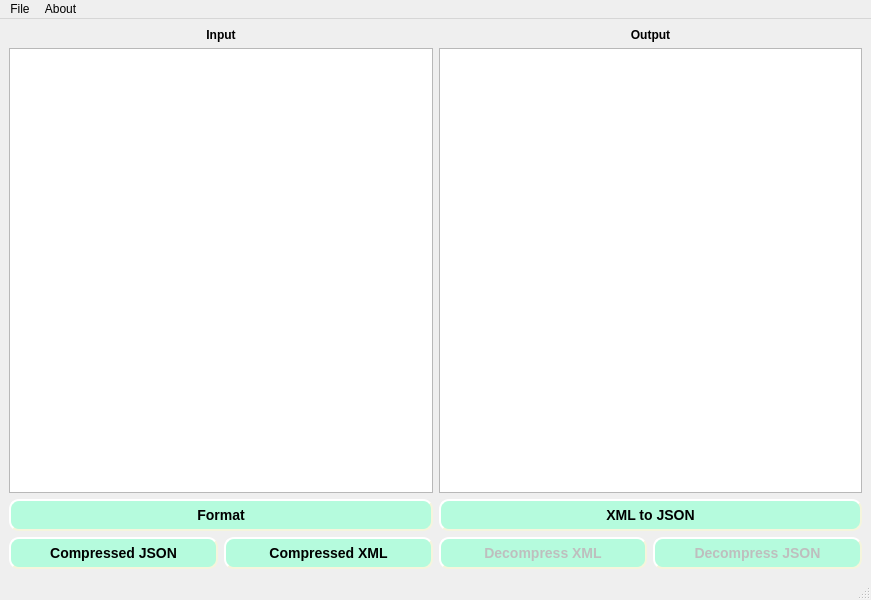
This is Forms/xml_editor.ui in Moatsm-prog/XML-To-JSON-1 as Qt 5 draws it before an edit. The edited form follows.
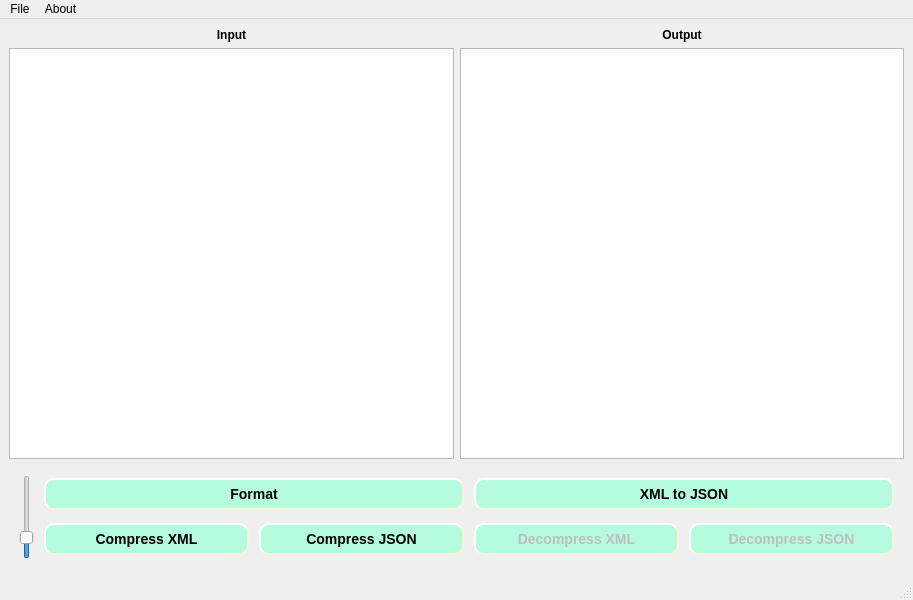
This is the edited form. Icons and pictures are not drawn.

Commit message: Adding zoom slider

Patch:
```diff
--- a/Forms/xml_editor.ui
+++ b/Forms/xml_editor.ui
@@ -6,7 +6,7 @@
    <rect>
     <x>0</x>
     <y>0</y>
-    <width>871</width>
+    <width>913</width>
     <height>600</height>
    </rect>
   </property>
@@ -78,9 +78,84 @@
      </layout>
     </item>
     <item>
-     <layout class="QVBoxLayout" name="verticalLayout_3">
+     <layout class="QHBoxLayout" name="horizontalLayout_10">
+      <property name="leftMargin">
+       <number>0</number>
+      </property>
+      <property name="topMargin">
+       <number>0</number>
+      </property>
+      <property name="rightMargin">
+       <number>0</number>
+      </property>
+      <property name="bottomMargin">
+       <number>0</number>
+      </property>
       <item>
-       <layout class="QHBoxLayout" name="horizontalLayout_3">
+       <layout class="QHBoxLayout" name="horizontalLayout_12">
+        <property name="spacing">
+         <number>10</number>
+        </property>
+        <property name="sizeConstraint">
+         <enum>QLayout::SetDefaultConstraint</enum>
+        </property>
+        <property name="leftMargin">
+         <number>10</number>
+        </property>
+        <property name="topMargin">
+         <number>10</number>
+        </property>
+        <property name="rightMargin">
+         <number>10</number>
+        </property>
+        <property name="bottomMargin">
+         <number>10</number>
+        </property>
+        <item>
+         <layout class="QVBoxLayout" name="verticalLayout_16">
+          <property name="rightMargin">
+           <number>0</number>
+          </property>
+          <item>
+           <widget class="QSlider" name="verticalSlider">
+            <property name="sizePolicy">
+             <sizepolicy hsizetype="Fixed" vsizetype="Fixed">
+              <horstretch>0</horstretch>
+              <verstretch>0</verstretch>
+             </sizepolicy>
+            </property>
+            <property name="maximumSize">
+             <size>
+              <width>16777215</width>
+              <height>16777215</height>
+             </size>
+            </property>
+            <property name="minimum">
+             <number>5</number>
+            </property>
+            <property name="maximum">
+             <number>25</number>
+            </property>
+            <property name="value">
+             <number>9</number>
+            </property>
+            <property name="sliderPosition">
+             <number>9</number>
+            </property>
+            <property name="orientation">
+             <enum>Qt::Vertical</enum>
+            </property>
+           </widget>
+          </item>
+         </layout>
+        </item>
+        <item>
+         <layout class="QVBoxLayout" name="verticalLayout_14">
+          <property name="topMargin">
+           <number>0</number>
+          </property>
+          <item>
+           <layout class="QHBoxLayout" name="horizontalLayout_13">
         <item>
          <widget class="QPushButton" name="format_button">
           <property name="styleSheet">
@@ -138,34 +213,7 @@
        </layout>
       </item>
       <item>
-       <layout class="QHBoxLayout" name="horizontalLayout_2">
-        <item>
-         <widget class="QPushButton" name="comp_json">
-          <property name="styleSheet">
-           <string notr="true">QPushButton{
-	background-color: #B5FBDD;
-    border-style: outset;
-    border-width: 2px;
-    border-radius: 10px;
-    border-color: beige;
-    font: bold 14px;
-    min-width: 10em;
-    padding: 6px;
-}
-QPushButton:pressed {
-    background-color: rgb(224, 0, 0);
-    border-style: inset;
-}
-
-QPushButton:hover{
-background-color:rgb(252, 252, 252)
-}</string>
-          </property>
-          <property name="text">
-           <string>Compressed JSON</string>
-          </property>
-         </widget>
-        </item>
+           <layout class="QHBoxLayout" name="horizontalLayout_11">
         <item>
          <widget class="QPushButton" name="compress_xml">
           <property name="styleSheet">
@@ -189,7 +237,34 @@
 }</string>
           </property>
           <property name="text">
-           <string>Compressed XML</string>
+               <string>Compress XML</string>
+              </property>
+             </widget>
+            </item>
+            <item>
+             <widget class="QPushButton" name="comp_json">
+              <property name="styleSheet">
+               <string notr="true">QPushButton{
+	background-color: #B5FBDD;
+    border-style: outset;
+    border-width: 2px;
+    border-radius: 10px;
+    border-color: beige;
+    font: bold 14px;
+    min-width: 10em;
+    padding: 6px;
+}
+QPushButton:pressed {
+    background-color: rgb(224, 0, 0);
+    border-style: inset;
+}
+
+QPushButton:hover{
+background-color:rgb(252, 252, 252)
+}</string>
+              </property>
+              <property name="text">
+               <string>Compress JSON</string>
           </property>
          </widget>
         </item>
@@ -258,14 +333,18 @@
      </layout>
     </item>
    </layout>
+      </item>
+     </layout>
+    </item>
+   </layout>
   </widget>
   <widget class="QMenuBar" name="menubar">
    <property name="geometry">
     <rect>
      <x>0</x>
      <y>0</y>
-     <width>871</width>
-     <height>26</height>
+     <width>913</width>
+     <height>21</height>
     </rect>
    </property>
    <widget class="QMenu" name="menuFile">
```
Lines whose indentation alone changed are shown as unchanged. The commit also changes 2 other files.
